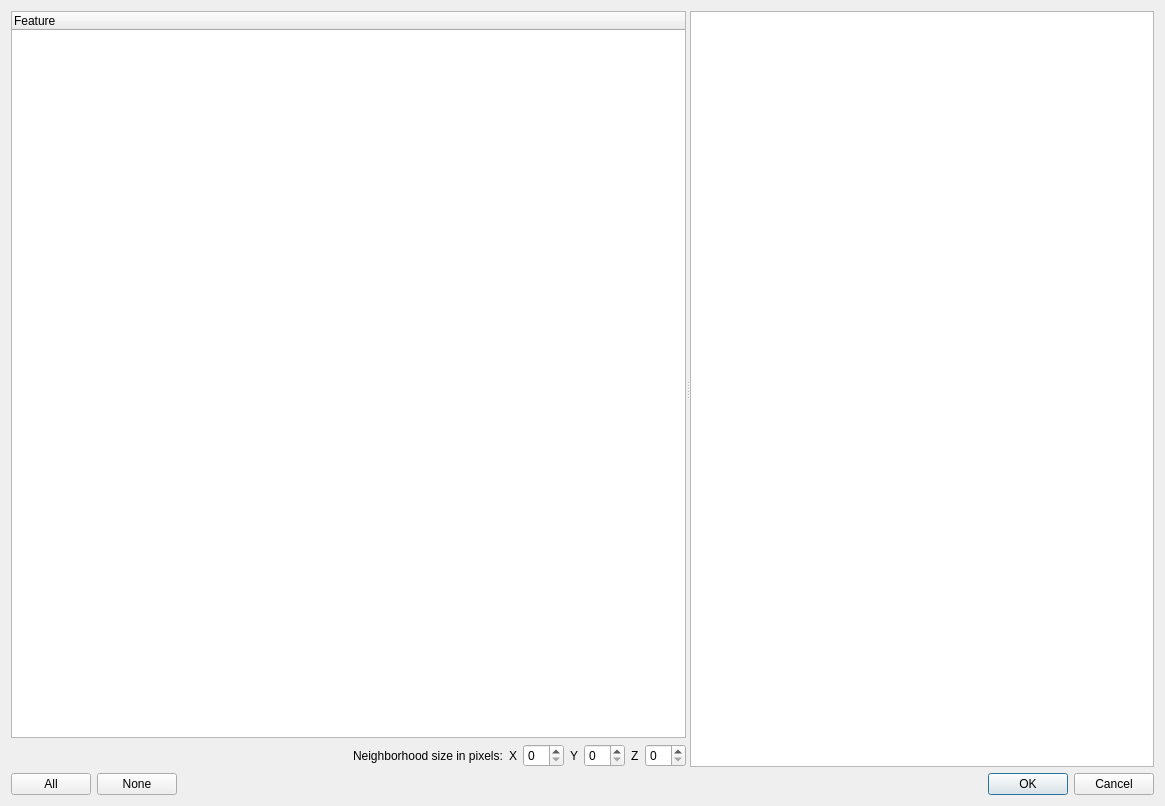
Qt form ilastik/applets/objectExtraction/featureSelectionWithHelp.ui (ilastik/ilastik) before a commit.
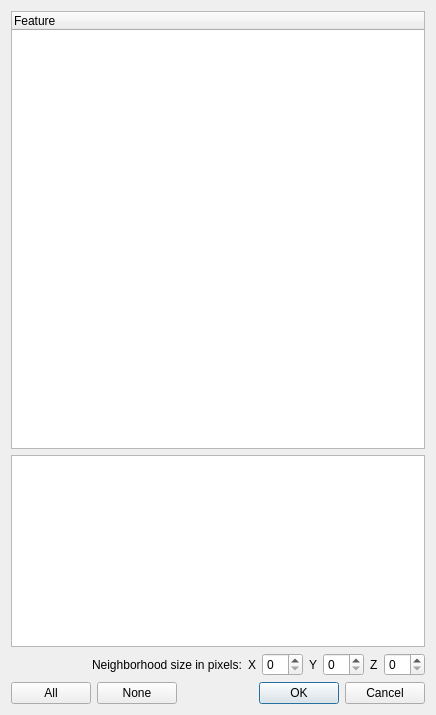
The same form after that commit.

Commit message: ObjectExtractionGui: FeatureSelectionDialog: Rearranged layout, with help text below the feature list instead of to the right of it.

The edit to the form file:
```diff
--- a/ilastik/applets/objectExtraction/featureSelectionWithHelp.ui
+++ b/ilastik/applets/objectExtraction/featureSelectionWithHelp.ui
@@ -6,26 +6,13 @@
    <rect>
     <x>0</x>
     <y>0</y>
-    <width>1165</width>
-    <height>806</height>
+    <width>436</width>
+    <height>715</height>
    </rect>
   </property>
   <property name="windowTitle">
    <string>Object feature selection</string>
   </property>
-  <layout class="QVBoxLayout" name="verticalLayout_2">
-   <item>
-    <widget class="QSplitter" name="splitter">
-     <property name="sizePolicy">
-      <sizepolicy hsizetype="Expanding" vsizetype="Expanding">
-       <horstretch>0</horstretch>
-       <verstretch>0</verstretch>
-      </sizepolicy>
-     </property>
-     <property name="orientation">
-      <enum>Qt::Horizontal</enum>
-     </property>
-     <widget class="QWidget" name="layoutWidget">
       <layout class="QVBoxLayout" name="verticalLayout">
        <item>
         <widget class="QTreeWidget" name="treeWidget">
@@ -45,6 +32,19 @@
          </column>
         </widget>
        </item>
+   <item>
+    <widget class="QTextBrowser" name="textBrowser">
+     <property name="sizePolicy">
+      <sizepolicy hsizetype="Expanding" vsizetype="Maximum">
+       <horstretch>0</horstretch>
+       <verstretch>0</verstretch>
+      </sizepolicy>
+     </property>
+     <property name="documentTitle">
+      <string>Feature description</string>
+     </property>
+    </widget>
+   </item>
        <item>
         <layout class="QHBoxLayout" name="horizontalLayout">
          <item>
@@ -98,15 +98,6 @@
           <widget class="QSpinBox" name="spinBox_Z"/>
          </item>
         </layout>
-       </item>
-      </layout>
-     </widget>
-     <widget class="QTextBrowser" name="textBrowser">
-      <property name="documentTitle">
-       <string>Feature description</string>
-      </property>
-     </widget>
-    </widget>
    </item>
    <item>
     <layout class="QHBoxLayout" name="horizontalLayout_2">
```
Lines whose indentation alone changed are shown as unchanged.
